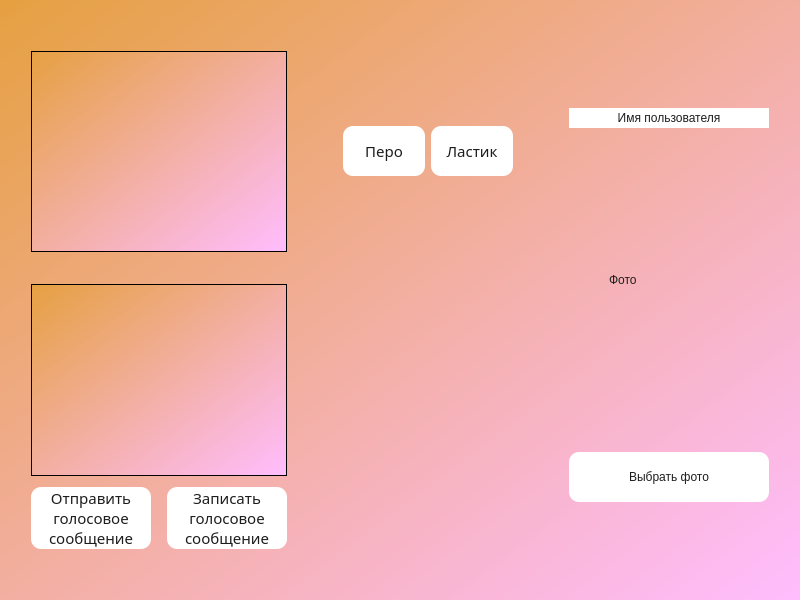
First picture: the form in Client/jeducation-v0.1/brainstorm.ui, repository Avedik/Desktop-application-IEducation, before the edit.
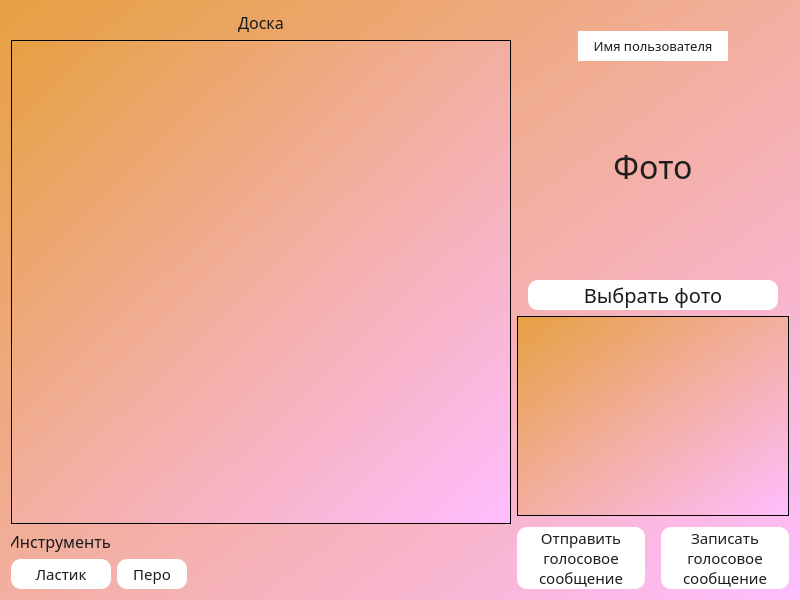
Second picture: the form after the edit.

Commit message:
Изменения дизайна
Выделил жирным и сделал больше название приложения в окне информации, полностью обновил вид окна с режимом мозговой штурм

```diff
--- a/Client/jeducation-v0.1/brainstorm.ui
+++ b/Client/jeducation-v0.1/brainstorm.ui
@@ -18,8 +18,8 @@
   </property>
   <property name="maximumSize">
    <size>
-    <width>1920</width>
-    <height>1080</height>
+    <width>16777215</width>
+    <height>16777215</height>
    </size>
   </property>
   <property name="windowTitle">
@@ -29,72 +29,98 @@
    <string notr="true">background:transparent;
 background-color: qlineargradient(spread:pad, x1:0, y1:0, x2:1, y2:1, stop:0 rgba(230, 160, 65, 255), stop:1 rgba(255, 189, 255, 255));</string>
   </property>
-  <layout class="QGridLayout" name="gridLayout">
-   <item row="0" column="5">
-    <spacer name="verticalSpacer">
-     <property name="orientation">
-      <enum>Qt::Vertical</enum>
-     </property>
-     <property name="sizeType">
-      <enum>QSizePolicy::Preferred</enum>
-     </property>
-     <property name="sizeHint" stdset="0">
-      <size>
-       <width>20</width>
-       <height>20</height>
-      </size>
-     </property>
-    </spacer>
-   </item>
-   <item row="1" column="6">
-    <spacer name="horizontalSpacer_2">
-     <property name="orientation">
-      <enum>Qt::Horizontal</enum>
-     </property>
-     <property name="sizeType">
-      <enum>QSizePolicy::Preferred</enum>
-     </property>
-     <property name="sizeHint" stdset="0">
-      <size>
-       <width>50</width>
-       <height>20</height>
-      </size>
-     </property>
-    </spacer>
-   </item>
-   <item row="1" column="5">
-    <layout class="QHBoxLayout" name="horizontalLayout_2">
+  <layout class="QHBoxLayout" name="horizontalLayout_16">
+   <item>
+    <layout class="QVBoxLayout" name="verticalLayout_7">
+     <item>
+      <layout class="QVBoxLayout" name="verticalLayout_4">
+       <item>
+        <layout class="QHBoxLayout" name="horizontalLayout">
+         <item>
+          <widget class="QLabel" name="label_4">
+           <property name="font">
+            <font>
+             <family>Bahnschrift</family>
+             <pointsize>12</pointsize>
+            </font>
+           </property>
+           <property name="styleSheet">
+            <string notr="true">color: rgb(26, 26, 26);
+background: transparent;</string>
+           </property>
+           <property name="text">
+            <string>Доска</string>
+           </property>
+           <property name="alignment">
+            <set>Qt::AlignCenter</set>
+           </property>
+          </widget>
+         </item>
+        </layout>
+       </item>
      <item>
-      <widget class="QPushButton" name="pushButton">
-       <property name="sizePolicy">
-        <sizepolicy hsizetype="Expanding" vsizetype="Fixed">
-         <horstretch>0</horstretch>
-         <verstretch>0</verstretch>
-        </sizepolicy>
-       </property>
+        <widget class="QListView" name="listView_2">
        <property name="minimumSize">
         <size>
-         <width>0</width>
-         <height>50</height>
+           <width>500</width>
+           <height>0</height>
+          </size>
+         </property>
+        </widget>
+       </item>
+      </layout>
+     </item>
+     <item>
+      <layout class="QVBoxLayout" name="verticalLayout_3">
+       <property name="bottomMargin">
+        <number>0</number>
+       </property>
+       <item>
+        <layout class="QHBoxLayout" name="horizontalLayout_15">
+         <item>
+          <widget class="QLabel" name="label">
+           <property name="maximumSize">
+            <size>
+             <width>100</width>
+             <height>30</height>
         </size>
        </property>
        <property name="font">
         <font>
          <family>Bahnschrift</family>
-         <pointsize>11</pointsize>
+             <pointsize>12</pointsize>
         </font>
        </property>
        <property name="styleSheet">
-        <string notr="true">background-color: rgb(255, 255, 255);
-color: rgb(29, 29, 29);
-border:2px;
-border-radius:10;</string>
+            <string notr="true">background:transparent;
+color: rgb(26, 26, 26);
+</string>
        </property>
        <property name="text">
-        <string>Перо</string>
+            <string>Инструменты</string>
+           </property>
+           <property name="alignment">
+            <set>Qt::AlignCenter</set>
        </property>
       </widget>
      </item>
+         <item>
+          <spacer name="horizontalSpacer_11">
+           <property name="orientation">
+            <enum>Qt::Horizontal</enum>
+           </property>
+           <property name="sizeHint" stdset="0">
+            <size>
+             <width>40</width>
+             <height>20</height>
+            </size>
+           </property>
+          </spacer>
+         </item>
+        </layout>
+       </item>
+       <item>
+        <layout class="QHBoxLayout" name="horizontalLayout_14">
      <item>
       <widget class="QPushButton" name="pushButton_2">
        <property name="sizePolicy">
@@ -105,7 +131,13 @@
        </property>
        <property name="minimumSize">
         <size>
-         <width>0</width>
+             <width>70</width>
+             <height>30</height>
+            </size>
+           </property>
+           <property name="maximumSize">
+            <size>
+             <width>100</width>
          <height>50</height>
         </size>
        </property>
@@ -126,36 +158,26 @@
        </property>
       </widget>
      </item>
-    </layout>
-   </item>
-   <item row="1" column="1">
-    <widget class="QListView" name="listView_2"/>
-   </item>
-   <item row="3" column="1">
-    <layout class="QVBoxLayout" name="verticalLayout">
      <item>
-      <widget class="QListView" name="listView"/>
-     </item>
-     <item>
-      <spacer name="verticalSpacer_3">
-       <property name="orientation">
-        <enum>Qt::Vertical</enum>
-       </property>
-       <property name="sizeType">
-        <enum>QSizePolicy::Fixed</enum>
-       </property>
-       <property name="sizeHint" stdset="0">
+          <widget class="QPushButton" name="pushButton">
+           <property name="sizePolicy">
+            <sizepolicy hsizetype="Minimum" vsizetype="Fixed">
+             <horstretch>0</horstretch>
+             <verstretch>0</verstretch>
+            </sizepolicy>
+           </property>
+           <property name="minimumSize">
+            <size>
+             <width>70</width>
+             <height>30</height>
+            </size>
+           </property>
+           <property name="maximumSize">
         <size>
-         <width>20</width>
-         <height>5</height>
-        </size>
-       </property>
-      </spacer>
-     </item>
-     <item>
-      <layout class="QHBoxLayout" name="horizontalLayout_3">
-       <item>
-        <widget class="QPushButton" name="pushButton_4">
+             <width>100</width>
+             <height>50</height>
+            </size>
+           </property>
          <property name="font">
           <font>
            <family>Bahnschrift</family>
@@ -169,103 +191,33 @@
 border-radius:10;</string>
          </property>
          <property name="text">
-          <string>Отправить
-голосовое
-сообщение</string>
+            <string>Перо</string>
          </property>
         </widget>
        </item>
        <item>
-        <spacer name="horizontalSpacer_6">
+          <spacer name="horizontalSpacer_13">
          <property name="orientation">
           <enum>Qt::Horizontal</enum>
          </property>
-         <property name="sizeType">
-          <enum>QSizePolicy::Fixed</enum>
-         </property>
          <property name="sizeHint" stdset="0">
           <size>
-           <width>10</width>
+             <width>40</width>
            <height>20</height>
           </size>
          </property>
         </spacer>
        </item>
-       <item>
-        <widget class="QPushButton" name="pushButton_3">
-         <property name="font">
-          <font>
-           <family>Bahnschrift</family>
-           <pointsize>11</pointsize>
-          </font>
-         </property>
-         <property name="styleSheet">
-          <string notr="true">background-color: rgb(255, 255, 255);
-color: rgb(29, 29, 29);
-border:2px;
-border-radius:10;</string>
-         </property>
-         <property name="text">
-          <string>Записать
-голосовое
-сообщение</string>
-         </property>
-        </widget>
+        </layout>
        </item>
       </layout>
      </item>
     </layout>
    </item>
-   <item row="2" column="1">
-    <spacer name="verticalSpacer_6">
-     <property name="orientation">
-      <enum>Qt::Vertical</enum>
-     </property>
-     <property name="sizeType">
-      <enum>QSizePolicy::Fixed</enum>
-     </property>
-     <property name="sizeHint" stdset="0">
-      <size>
-       <width>20</width>
-       <height>20</height>
-      </size>
-     </property>
-    </spacer>
-   </item>
-   <item row="0" column="1">
-    <spacer name="verticalSpacer_5">
-     <property name="orientation">
-      <enum>Qt::Vertical</enum>
-     </property>
-     <property name="sizeType">
-      <enum>QSizePolicy::Fixed</enum>
-     </property>
-     <property name="sizeHint" stdset="0">
-      <size>
-       <width>20</width>
-       <height>40</height>
-      </size>
-     </property>
-    </spacer>
-   </item>
-   <item row="1" column="3">
-    <spacer name="horizontalSpacer">
-     <property name="orientation">
-      <enum>Qt::Horizontal</enum>
-     </property>
-     <property name="sizeType">
-      <enum>QSizePolicy::Preferred</enum>
-     </property>
-     <property name="sizeHint" stdset="0">
-      <size>
-       <width>50</width>
-       <height>20</height>
-      </size>
-     </property>
-    </spacer>
-   </item>
-   <item row="1" column="7" rowspan="3">
-    <layout class="QVBoxLayout" name="verticalLayout_2">
+   <item>
+    <layout class="QVBoxLayout" name="verticalLayout_8">
+     <item>
+      <layout class="QVBoxLayout" name="verticalLayout_6">
      <property name="spacing">
       <number>5</number>
      </property>
@@ -273,17 +225,35 @@
       <number>10</number>
      </property>
      <item>
-      <widget class="QLabel" name="label_3">
+        <spacer name="verticalSpacer_10">
+         <property name="orientation">
+          <enum>Qt::Vertical</enum>
+         </property>
+         <property name="sizeType">
+          <enum>QSizePolicy::Fixed</enum>
+         </property>
+         <property name="sizeHint" stdset="0">
+          <size>
+           <width>20</width>
+           <height>5</height>
+          </size>
+         </property>
+        </spacer>
+       </item>
+       <item>
+        <layout class="QHBoxLayout" name="horizontalLayout_10">
+         <item>
+          <widget class="QLabel" name="label_7">
        <property name="sizePolicy">
-        <sizepolicy hsizetype="Expanding" vsizetype="Expanding">
+            <sizepolicy hsizetype="Preferred" vsizetype="Expanding">
          <horstretch>0</horstretch>
          <verstretch>0</verstretch>
         </sizepolicy>
        </property>
        <property name="minimumSize">
         <size>
-         <width>200</width>
-         <height>20</height>
+             <width>150</width>
+             <height>30</height>
         </size>
        </property>
        <property name="maximumSize">
@@ -292,10 +262,15 @@
          <height>20</height>
         </size>
        </property>
+           <property name="font">
+            <font>
+             <family>Bahnschrift</family>
+             <pointsize>10</pointsize>
+            </font>
+           </property>
        <property name="styleSheet">
         <string notr="true">background-color: rgb(255, 255, 255);
-color: rgb(29, 29, 29);
-border:2px;
+color: rgb(27, 27, 27);
 </string>
        </property>
        <property name="text">
@@ -306,10 +281,28 @@
        </property>
       </widget>
      </item>
+        </layout>
+       </item>
      <item>
-      <layout class="QHBoxLayout" name="horizontalLayout_4">
+        <spacer name="verticalSpacer_6">
+         <property name="orientation">
+          <enum>Qt::Vertical</enum>
+         </property>
+         <property name="sizeType">
+          <enum>QSizePolicy::Fixed</enum>
+         </property>
+         <property name="sizeHint" stdset="0">
+          <size>
+           <width>20</width>
+           <height>5</height>
+          </size>
+         </property>
+        </spacer>
+       </item>
        <item>
-        <spacer name="horizontalSpacer_4">
+        <layout class="QHBoxLayout" name="horizontalLayout_11">
+         <item>
+          <spacer name="horizontalSpacer_9">
          <property name="orientation">
           <enum>Qt::Horizontal</enum>
          </property>
@@ -318,26 +311,32 @@
          </property>
          <property name="sizeHint" stdset="0">
           <size>
-           <width>40</width>
+             <width>30</width>
            <height>20</height>
           </size>
          </property>
         </spacer>
        </item>
        <item>
-        <widget class="QLabel" name="label_2">
+          <widget class="QLabel" name="label_8">
          <property name="minimumSize">
           <size>
-           <width>100</width>
-           <height>0</height>
+             <width>200</width>
+             <height>200</height>
           </size>
          </property>
          <property name="maximumSize">
           <size>
-           <width>16777215</width>
+             <width>200</width>
            <height>200</height>
           </size>
          </property>
+           <property name="font">
+            <font>
+             <family>Bahnschrift</family>
+             <pointsize>24</pointsize>
+            </font>
+           </property>
          <property name="styleSheet">
           <string notr="true">background:transparent;
 color: rgb(30, 30, 30);
@@ -346,10 +345,13 @@
          <property name="text">
           <string>Фото</string>
          </property>
+           <property name="alignment">
+            <set>Qt::AlignCenter</set>
+           </property>
         </widget>
        </item>
        <item>
-        <spacer name="horizontalSpacer_5">
+          <spacer name="horizontalSpacer_10">
          <property name="orientation">
           <enum>Qt::Horizontal</enum>
          </property>
@@ -358,7 +360,7 @@
          </property>
          <property name="sizeHint" stdset="0">
           <size>
-           <width>40</width>
+             <width>30</width>
            <height>20</height>
           </size>
          </property>
@@ -367,7 +369,7 @@
       </layout>
      </item>
      <item>
-      <spacer name="verticalSpacer_2">
+        <spacer name="verticalSpacer_7">
        <property name="orientation">
         <enum>Qt::Vertical</enum>
        </property>
@@ -377,16 +379,22 @@
        <property name="sizeHint" stdset="0">
         <size>
          <width>20</width>
-         <height>20</height>
+           <height>10</height>
         </size>
        </property>
       </spacer>
      </item>
      <item>
-      <layout class="QHBoxLayout" name="horizontalLayout_5">
+        <layout class="QHBoxLayout" name="horizontalLayout_12">
        <property name="spacing">
         <number>6</number>
        </property>
+         <property name="leftMargin">
+          <number>0</number>
+         </property>
+         <property name="bottomMargin">
+          <number>0</number>
+         </property>
        <item>
         <widget class="QPushButton" name="chooseButton">
          <property name="enabled">
@@ -394,33 +402,55 @@
          </property>
          <property name="minimumSize">
           <size>
-           <width>0</width>
-           <height>50</height>
+             <width>250</width>
+             <height>30</height>
           </size>
          </property>
          <property name="maximumSize">
           <size>
-           <width>400</width>
-           <height>16777215</height>
-          </size>
-         </property>
+             <width>250</width>
+             <height>30</height>
+            </size>
+           </property>
+           <property name="font">
+            <font>
+             <family>Bahnschrift</family>
+             <pointsize>15</pointsize>
+            </font>
+           </property>
          <property name="styleSheet">
           <string notr="true">background-color: rgb(255, 255, 255);
 color: rgb(29, 29, 29);
 border:2px;
-border-radius:10;</string>
+border-radius:10;
+</string>
          </property>
          <property name="text">
           <string>Выбрать фото</string>
          </property>
+           <property name="autoDefault">
+            <bool>false</bool>
+           </property>
         </widget>
        </item>
       </layout>
      </item>
     </layout>
    </item>
-   <item row="4" column="1">
-    <spacer name="verticalSpacer_4">
+     <item>
+      <layout class="QVBoxLayout" name="verticalLayout">
+       <item>
+        <widget class="QListView" name="listView">
+         <property name="minimumSize">
+          <size>
+           <width>150</width>
+           <height>200</height>
+          </size>
+         </property>
+        </widget>
+       </item>
+       <item>
+        <spacer name="verticalSpacer_3">
      <property name="orientation">
       <enum>Qt::Vertical</enum>
      </property>
@@ -430,29 +460,36 @@
      <property name="sizeHint" stdset="0">
       <size>
        <width>20</width>
-       <height>40</height>
+           <height>5</height>
       </size>
      </property>
     </spacer>
    </item>
-   <item row="1" column="0">
-    <spacer name="horizontalSpacer_7">
-     <property name="orientation">
-      <enum>Qt::Horizontal</enum>
-     </property>
-     <property name="sizeType">
-      <enum>QSizePolicy::Fixed</enum>
-     </property>
-     <property name="sizeHint" stdset="0">
-      <size>
-       <width>20</width>
-       <height>20</height>
-      </size>
-     </property>
-    </spacer>
-   </item>
-   <item row="1" column="8">
-    <spacer name="horizontalSpacer_3">
+       <item>
+        <layout class="QHBoxLayout" name="horizontalLayout_3">
+         <item>
+          <widget class="QPushButton" name="pushButton_4">
+           <property name="font">
+            <font>
+             <family>Bahnschrift</family>
+             <pointsize>11</pointsize>
+            </font>
+           </property>
+           <property name="styleSheet">
+            <string notr="true">background-color: rgb(255, 255, 255);
+color: rgb(29, 29, 29);
+border:2px;
+border-radius:10;</string>
+           </property>
+           <property name="text">
+            <string>Отправить
+голосовое
+сообщение</string>
+           </property>
+          </widget>
+         </item>
+         <item>
+          <spacer name="horizontalSpacer_6">
      <property name="orientation">
       <enum>Qt::Horizontal</enum>
      </property>
@@ -461,11 +498,38 @@
      </property>
      <property name="sizeHint" stdset="0">
       <size>
-       <width>20</width>
+             <width>10</width>
        <height>20</height>
       </size>
      </property>
     </spacer>
+         </item>
+         <item>
+          <widget class="QPushButton" name="pushButton_3">
+           <property name="font">
+            <font>
+             <family>Bahnschrift</family>
+             <pointsize>11</pointsize>
+            </font>
+           </property>
+           <property name="styleSheet">
+            <string notr="true">background-color: rgb(255, 255, 255);
+color: rgb(29, 29, 29);
+border:2px;
+border-radius:10;</string>
+           </property>
+           <property name="text">
+            <string>Записать
+голосовое
+сообщение</string>
+           </property>
+          </widget>
+         </item>
+        </layout>
+       </item>
+      </layout>
+     </item>
+    </layout>
    </item>
   </layout>
  </widget>
```
Left out of the diff: 2 changed lines with no effect on the pictures. Lines whose indentation alone changed are shown as unchanged. The commit also changes 3 other files.
